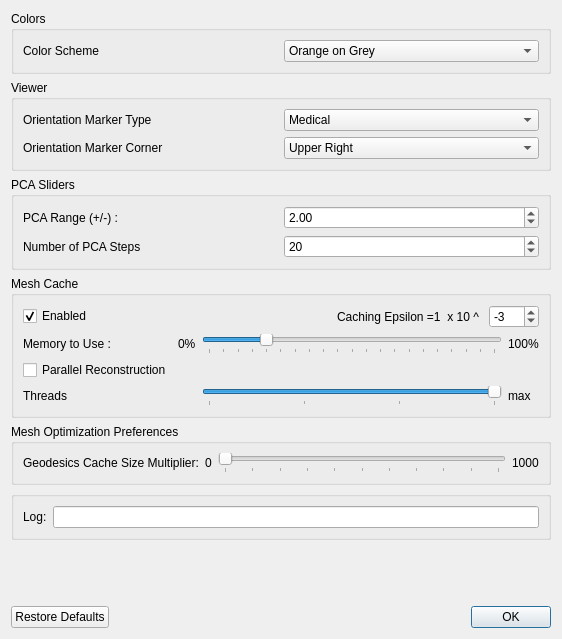
SCIInstitute/ShapeWorks, file Studio/src/Application/Data/PreferencesWindow.ui: the form before one commit.
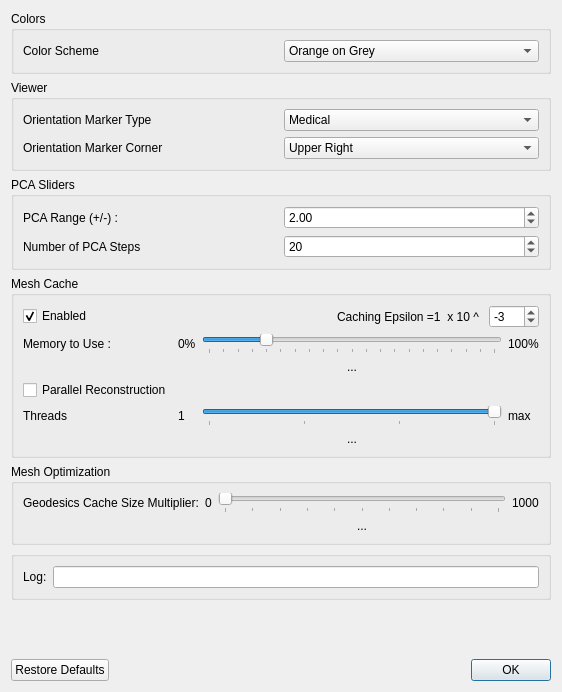
The form after the commit.

Commit message: Add current value labels for preference sliders.

```diff
--- a/Studio/src/Application/Data/PreferencesWindow.ui
+++ b/Studio/src/Application/Data/PreferencesWindow.ui
@@ -7,7 +7,7 @@
     <x>0</x>
     <y>0</y>
     <width>562</width>
-    <height>639</height>
+    <height>692</height>
    </rect>
   </property>
   <property name="windowTitle">
@@ -257,10 +257,20 @@
       </item>
       <item>
        <layout class="QGridLayout" name="gridLayout">
-        <item row="1" column="1">
-         <widget class="QLabel" name="label_2">
+        <item row="1" column="0">
+         <widget class="QLabel" name="label">
           <property name="text">
-           <string>0%</string>
+           <string>Memory to Use :</string>
+          </property>
+         </widget>
+        </item>
+        <item row="2" column="2">
+         <widget class="QLabel" name="memory_current_value">
+          <property name="text">
+           <string>...</string>
+          </property>
+          <property name="alignment">
+           <set>Qt::AlignCenter</set>
           </property>
          </widget>
         </item>
@@ -271,10 +281,31 @@
           </property>
          </widget>
         </item>
-        <item row="1" column="0">
-         <widget class="QLabel" name="label">
+        <item row="4" column="0">
+         <widget class="QLabel" name="label_10">
           <property name="text">
-           <string>Memory to Use :</string>
+           <string>Threads</string>
+          </property>
+         </widget>
+        </item>
+        <item row="3" column="0">
+         <widget class="QCheckBox" name="parallel_enabled">
+          <property name="text">
+           <string>Parallel Reconstruction</string>
+          </property>
+         </widget>
+        </item>
+        <item row="4" column="3">
+         <widget class="QLabel" name="num_threads_max_label">
+          <property name="text">
+           <string>max</string>
+          </property>
+         </widget>
+        </item>
+        <item row="1" column="1">
+         <widget class="QLabel" name="label_2">
+          <property name="text">
+           <string>0%</string>
           </property>
          </widget>
         </item>
@@ -297,14 +328,7 @@
           </property>
          </widget>
         </item>
-        <item row="3" column="0">
-         <widget class="QLabel" name="label_10">
-          <property name="text">
-           <string>Threads</string>
-          </property>
-         </widget>
-        </item>
-        <item row="3" column="2">
+        <item row="4" column="2">
          <widget class="QSlider" name="num_threads">
           <property name="minimum">
            <number>1</number>
@@ -326,17 +350,20 @@
           </property>
          </widget>
         </item>
-        <item row="3" column="3">
-         <widget class="QLabel" name="num_threads_max_label">
+        <item row="5" column="2">
+         <widget class="QLabel" name="threads_current_value">
           <property name="text">
-           <string>max</string>
+           <string>...</string>
+          </property>
+          <property name="alignment">
+           <set>Qt::AlignCenter</set>
           </property>
          </widget>
         </item>
-        <item row="2" column="0">
-         <widget class="QCheckBox" name="parallel_enabled">
+        <item row="4" column="1">
+         <widget class="QLabel" name="label_15">
           <property name="text">
-           <string>Parallel Reconstruction</string>
+           <string>1</string>
           </property>
          </widget>
         </item>
@@ -348,7 +375,7 @@
    <item>
     <widget class="QGroupBox" name="groupBox_6">
      <property name="title">
-      <string>Mesh Optimization Preferences</string>
+      <string>Mesh Optimization</string>
      </property>
      <layout class="QGridLayout" name="gridLayout_4">
       <item row="0" column="2">
@@ -376,20 +403,6 @@
         </property>
        </widget>
       </item>
-      <item row="0" column="0">
-       <widget class="QLabel" name="label_5">
-        <property name="text">
-         <string>Geodesics Cache Size Multiplier:</string>
-        </property>
-       </widget>
-      </item>
-      <item row="0" column="1">
-       <widget class="QLabel" name="label_9">
-        <property name="text">
-         <string>0</string>
-        </property>
-       </widget>
-      </item>
       <item row="0" column="3">
        <widget class="QLabel" name="label_11">
         <property name="text">
@@ -397,6 +410,30 @@
         </property>
        </widget>
       </item>
+      <item row="0" column="1">
+       <widget class="QLabel" name="label_9">
+        <property name="text">
+         <string>0</string>
+        </property>
+       </widget>
+      </item>
+      <item row="0" column="0">
+       <widget class="QLabel" name="label_5">
+        <property name="text">
+         <string>Geodesics Cache Size Multiplier:</string>
+        </property>
+       </widget>
+      </item>
+      <item row="1" column="2">
+       <widget class="QLabel" name="geodesic_cache_multiplier_current_value">
+        <property name="text">
+         <string>...</string>
+        </property>
+        <property name="alignment">
+         <set>Qt::AlignCenter</set>
+        </property>
+       </widget>
+      </item>
      </layout>
     </widget>
    </item>
```
The commit also changes 2 other files.
